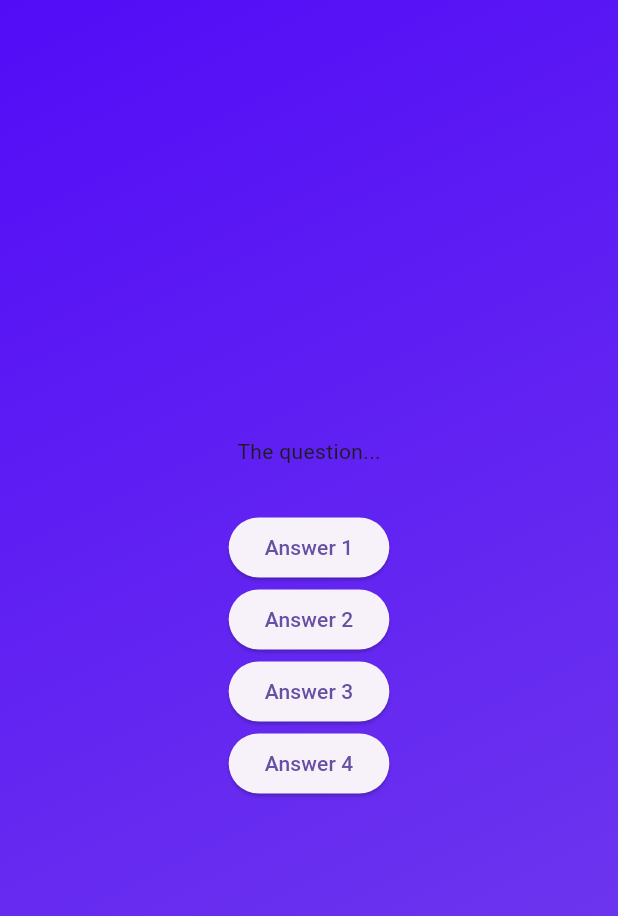
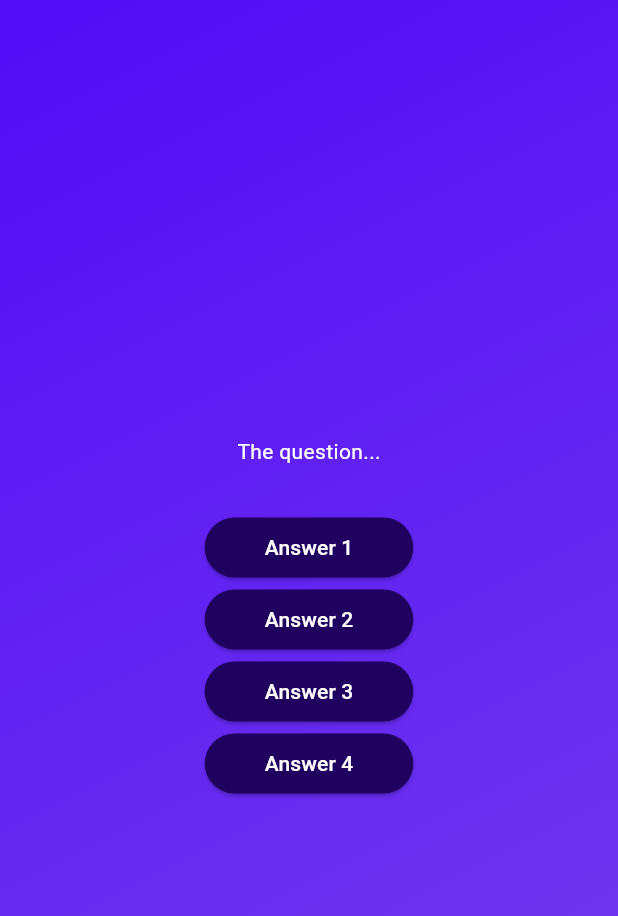
Before and after one commit to johns11-alt/dart-flutter-course, a Flutter app: the screen it shows after launch, after a tap on "Start Quiz!!!", on a phone screen of 412 x 824 dp. Shown: the top 916 px of the screen. Run offline on Flutter 3.47's test engine with Material 3 defaults, Android fonts, the phone set to English and light mode, and no system bars; statements that could not run were skipped.

Commit message:
70 - reusable button

```diff
--- /dev/null
+++ b/quiz_app/lib/answer_button.dart
@@ -0,0 +1,26 @@
+import 'package:flutter/material.dart';
+
+class AnswerButton extends StatelessWidget {
+  const AnswerButton({super.key, required this.answerText, required this.onTap});
+  final String answerText;
+  final void Function() onTap;
+
+  @override
+  Widget build(context) {
+    return ElevatedButton(
+      onPressed: onTap,
+      style: ElevatedButton.styleFrom(
+        padding: const EdgeInsets.symmetric(
+          vertical: 10,
+          horizontal: 40
+          ),
+        backgroundColor: const Color.fromARGB(255, 33, 1, 95),
+        foregroundColor: Colors.white,
+        shape: RoundedRectangleBorder(
+          borderRadius.circular(40)
+        ),
+      ),
+      child: Text(answerText),
+    );
+  }
+}
--- a/quiz_app/lib/questions_screen.dart
+++ b/quiz_app/lib/questions_screen.dart
@@ -1,4 +1,5 @@
 import 'package:flutter/material.dart';
+import 'package:quiz_app/answer_button.dart';
 
 class QuestionsScreen extends StatefulWidget {
   const QuestionsScreen({super.key});
@@ -17,16 +18,12 @@ class _QuestionsScreenState extends State<QuestionsScreen> {
       child: Column(
         mainAxisAlignment: MainAxisAlignment.center,
         children: [
-        const Text('The question...'),
+        const Text('The question...', style: TextStyle(color: Colors.white,)),
         const SizedBox(height: 30),
-        ElevatedButton(onPressed: () {},
-        child: Text('Answer 1')),
-        ElevatedButton(onPressed: () {},
-        child: Text('Answer 2')),
-        ElevatedButton(onPressed: () {},
-        child: Text('Answer 3')),
-        ElevatedButton(onPressed: () {},
-        child: Text('Answer 4')),
+        AnswerButton(onTap: () {}, answerText: "Answer 1"),
+        AnswerButton(onTap: () {}, answerText: "Answer 2"),
+        AnswerButton(onTap: () {}, answerText: "Answer 3"),
+        AnswerButton(onTap: () {}, answerText: "Answer 4"),
       ]),
     );
   }
```
